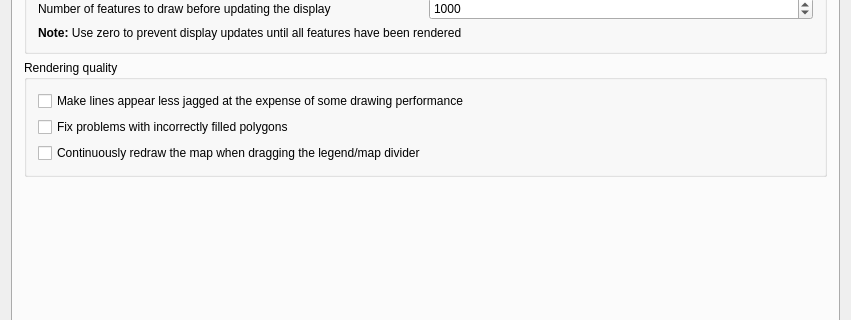
Above: qgis/src/ui/qgsoptionsbase.ui from sourcepole/qgis before the change; both pictures show x 0 to 851 and y 108 to 428 of the 851 by 776 pixel window. Below: the same form after it.
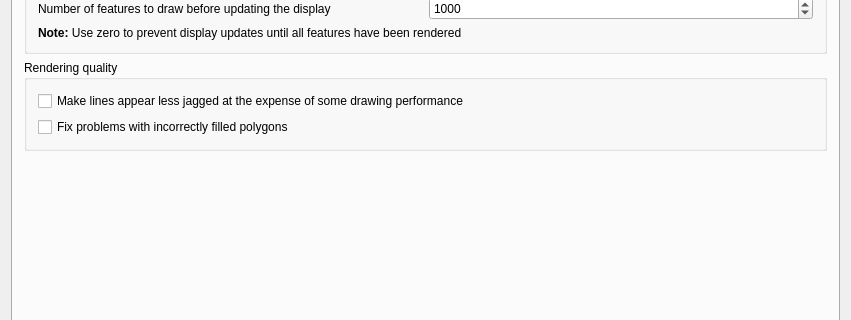
That is the form after the change. The open tabs and pages were chosen to show the change. Icons and pictures are not drawn. Custom widgets are drawn as their Qt base class.

Commit message: remove unused splitter redraw option

Diff of the .ui file:
```diff
--- a/qgis/src/ui/qgsoptionsbase.ui
+++ b/qgis/src/ui/qgsoptionsbase.ui
@@ -352,13 +352,6 @@
             </property>
            </widget>
           </item>
-          <item>
-           <widget class="QCheckBox" name="cbxSplitterRedraw" >
-            <property name="text" >
-             <string>Continuously redraw the map when dragging the legend/map divider</string>
-            </property>
-           </widget>
-          </item>
          </layout>
         </widget>
        </item>
```
The commit also changes 1 other file.
